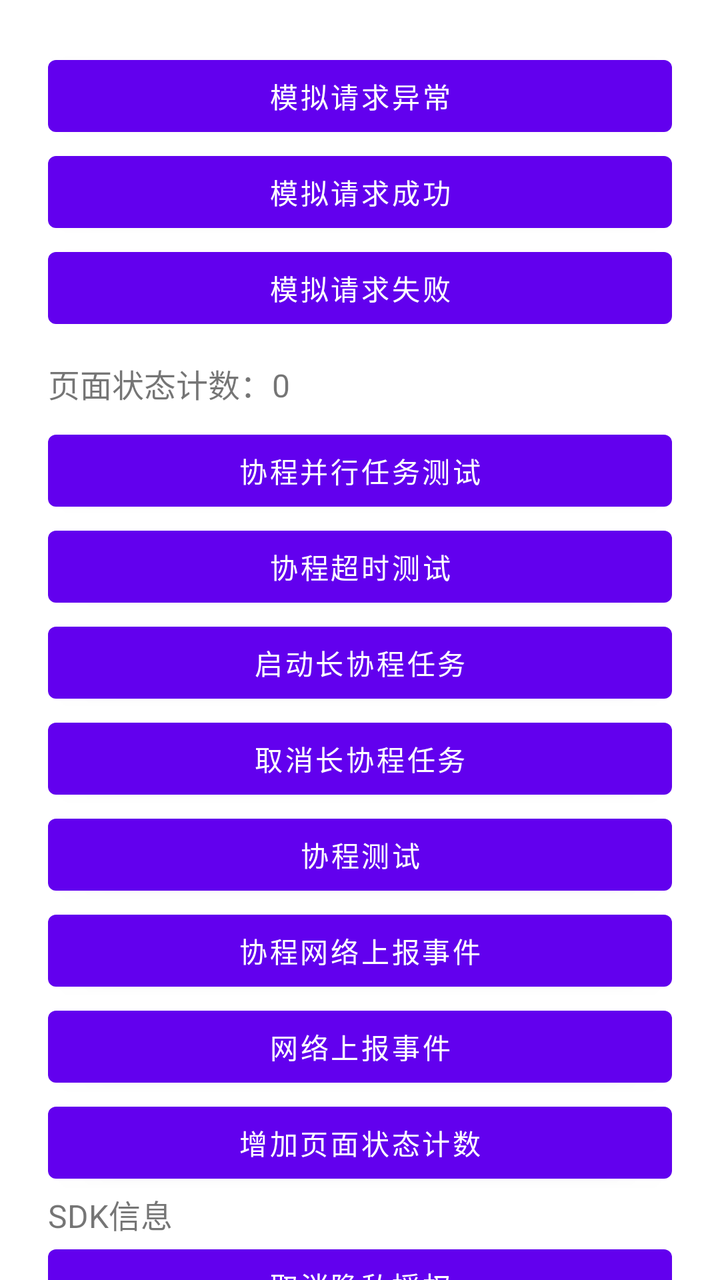
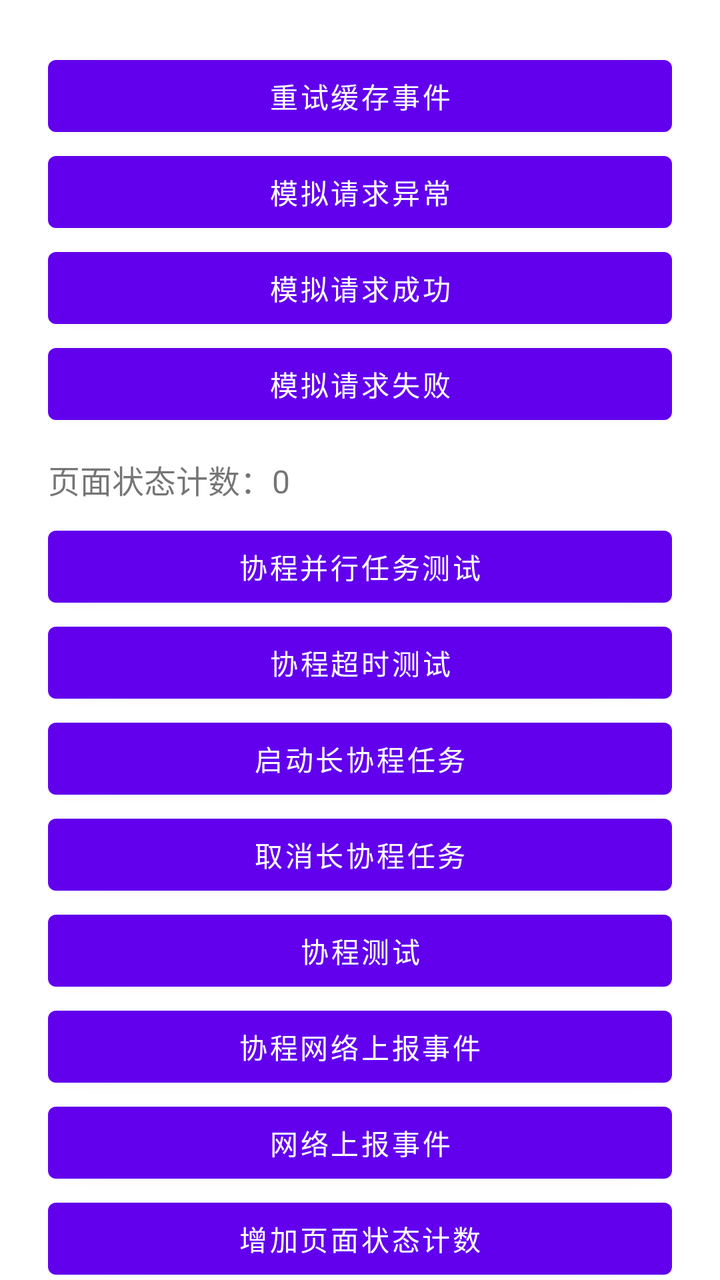

Screens rendered from an Android XML layout before and after an edit, with the pre-edit source and the edit as a unified diff.
<!-- AndroidManifest.xml: application theme Theme.SdkStudyDemo -->
<!-- res/layout/activity_main.xml -->
<?xml version="1.0" encoding="utf-8"?>
<androidx.core.widget.NestedScrollView xmlns:android="http://schemas.android.com/apk/res/android"
    android:id="@+id/mainScrollView"
    android:layout_width="match_parent"
    android:layout_height="match_parent"
    android:fillViewport="true">


<LinearLayout
    android:id="@+id/rootLayout"
    android:layout_width="match_parent"
    android:layout_height="match_parent"
    android:orientation="vertical"
    android:padding="24dp">
    <Button
        android:id="@+id/btnRequestException"
        android:layout_width="match_parent"
        android:layout_height="wrap_content"
        android:text="模拟请求异常" />
    <Button
        android:id="@+id/btnRequestSuccess"
        android:layout_width="match_parent"
        android:layout_height="wrap_content"
        android:text="模拟请求成功" />

    <Button
        android:id="@+id/btnRequestError"
        android:layout_width="match_parent"
        android:layout_height="wrap_content"
        android:text="模拟请求失败" />

    <TextView
        android:id="@+id/tvStateCount"
        android:layout_width="match_parent"
        android:layout_height="wrap_content"
        android:text="页面状态计数：0"
        android:textSize="16sp"
        android:paddingTop="12dp"
        android:paddingBottom="8dp"/>
    <Button
        android:id="@+id/btnParallelTaskTest"
        android:layout_width="match_parent"
        android:layout_height="wrap_content"
        android:text="协程并行任务测试"/>
    <Button
        android:id="@+id/btnTimeoutTest"
        android:layout_width="match_parent"
        android:layout_height="wrap_content"
        android:text="协程超时测试" />
    <Button
        android:id="@+id/btnStartLongCoroutine"
        android:layout_width="match_parent"
        android:layout_height="wrap_content"
        android:text="启动长协程任务" />

    <Button
        android:id="@+id/btnCancelLongCoroutine"
        android:layout_width="match_parent"
        android:layout_height="wrap_content"
        android:text="取消长协程任务" />
    <Button
        android:id="@+id/btnCoroutineTest"
        android:layout_width="match_parent"
        android:layout_height="wrap_content"
        android:text="协程测试" />
    <Button
        android:id="@+id/btnUploadEventCoroutine"
        android:layout_width="match_parent"
        android:layout_height="wrap_content"
        android:text="协程网络上报事件"/>
    <Button
        android:id="@+id/btnUploadEventNetwork"
        android:layout_width="match_parent"
        android:layout_height="wrap_content"
        android:text="网络上报事件"/>
    <Button
        android:id="@+id/btnIncreaseCount"
        android:layout_width="match_parent"
        android:layout_height="wrap_content"
        android:text="增加页面状态计数"/>
    <FrameLayout
        android:id="@+id/infoFragmentContainer"
        android:layout_width="match_parent"
        android:layout_height="wrap_content"/>
    <TextView
        android:id="@+id/tvSdkInfo"
        android:layout_width="match_parent"
        android:layout_height="wrap_content"
        android:text="SDK信息"
        android:textSize="16sp"/>

    <Button
        android:id="@+id/bthCancel"
        android:layout_width="match_parent"
        android:layout_height="wrap_content"
        android:text="取消隐私授权"/>

    <Button
        android:id="@+id/bthSetting"
        android:layout_width="match_parent"
        android:layout_height="wrap_content"
        android:text="进入设置页"/>
    <Button
        android:id = "@+id/bthAgree"
        android:layout_width="match_parent"
        android:layout_height="wrap_content"
        android:text="同意隐私协议"/>

    <Button
        android:id="@+id/btnTrackEvent"
        android:layout_width="match_parent"
        android:layout_height="wrap_content"
        android:text="模拟事件上报" />
    <Button
        android:id="@+id/btnTrackEventByBundle"
        android:layout_width="match_parent"
        android:layout_height="wrap_content"
        android:text="Bundle方式上报事件" />
    <Button
        android:id="@+id/btnRequestCameraPermission"
        android:layout_width="match_parent"
        android:layout_height="wrap_content"
        android:text="请求相机权限" />

    <FrameLayout
        android:id="@+id/fragmentContainer"
        android:layout_width="match_parent"
        android:layout_height="wrap_content"/>

</LinearLayout>
</androidx.core.widget.NestedScrollView>
<!-- resources referenced by this layout -->
<resources>
  <style name="Theme.SdkStudyDemo" parent="Theme.MaterialComponents.Light.NoActionBar">
          <item name="android:windowLightStatusBar">true</item>
          <item name="android:statusBarColor">@android:color/white</item>
          <item name="android:navigationBarColor">@android:color/white</item>
      </style>
</resources>

<!-- the commit's change to res/layout/activity_main.xml (unified diff, before → after) -->
@@ -12,6 +12,11 @@
     android:layout_height="match_parent"
     android:orientation="vertical"
     android:padding="24dp">
+    <Button
+        android:id="@+id/btnRetryCachedEvents"
+        android:layout_width="match_parent"
+        android:layout_height="wrap_content"
+        android:text="重试缓存事件" />
     <Button
         android:id="@+id/btnRequestException"
         android:layout_width="match_parent"
